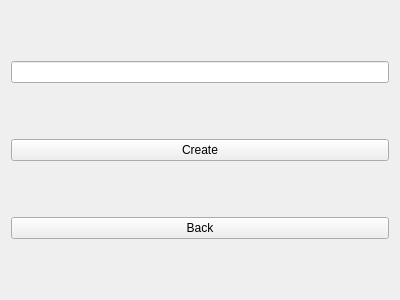
MehmetHY/MilitaryOutpostManagement-Qt5, file Views/createrankview.ui: the form before one commit.
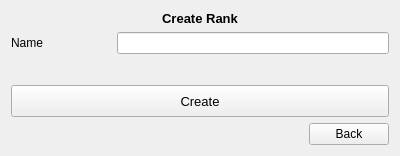
The form after the commit.

Commit message: rearranged create rank ui

```diff
--- a/Views/createrankview.ui
+++ b/Views/createrankview.ui
@@ -7,29 +7,124 @@
     <x>0</x>
     <y>0</y>
     <width>400</width>
-    <height>300</height>
+    <height>156</height>
    </rect>
   </property>
   <property name="windowTitle">
    <string>Form</string>
   </property>
-  <layout class="QGridLayout" name="gridLayout">
-   <item row="0" column="0">
-    <widget class="QLineEdit" name="lineEdit"/>
+  <layout class="QVBoxLayout" name="verticalLayout">
+   <item>
+    <widget class="QLabel" name="label_7">
+     <property name="sizePolicy">
+      <sizepolicy hsizetype="Preferred" vsizetype="Fixed">
+       <horstretch>0</horstretch>
+       <verstretch>0</verstretch>
+      </sizepolicy>
+     </property>
+     <property name="font">
+      <font>
+       <pointsize>10</pointsize>
+       <weight>75</weight>
+       <bold>true</bold>
+      </font>
+     </property>
+     <property name="text">
+      <string>Create Rank</string>
+     </property>
+     <property name="alignment">
+      <set>Qt::AlignCenter</set>
+     </property>
+    </widget>
    </item>
-   <item row="1" column="0">
+   <item>
+    <layout class="QHBoxLayout" name="horizontalLayout">
+     <item>
+      <widget class="QLabel" name="label">
+       <property name="minimumSize">
+        <size>
+         <width>100</width>
+         <height>0</height>
+        </size>
+       </property>
+       <property name="text">
+        <string>Name</string>
+       </property>
+      </widget>
+     </item>
+     <item>
+      <widget class="QLineEdit" name="lineEdit"/>
+     </item>
+    </layout>
+   </item>
+   <item>
+    <spacer name="verticalSpacer">
+     <property name="orientation">
+      <enum>Qt::Vertical</enum>
+     </property>
+     <property name="sizeHint" stdset="0">
+      <size>
+       <width>20</width>
+       <height>40</height>
+      </size>
+     </property>
+    </spacer>
+   </item>
+   <item>
     <widget class="QPushButton" name="createButton">
+     <property name="sizePolicy">
+      <sizepolicy hsizetype="Preferred" vsizetype="Fixed">
+       <horstretch>0</horstretch>
+       <verstretch>0</verstretch>
+      </sizepolicy>
+     </property>
+     <property name="minimumSize">
+      <size>
+       <width>0</width>
+       <height>32</height>
+      </size>
+     </property>
+     <property name="font">
+      <font>
+       <pointsize>10</pointsize>
+       <weight>50</weight>
+       <bold>false</bold>
+      </font>
+     </property>
+     <property name="cursor">
+      <cursorShape>PointingHandCursor</cursorShape>
+     </property>
      <property name="text">
       <string>Create</string>
      </property>
     </widget>
    </item>
-   <item row="2" column="0">
-    <widget class="QPushButton" name="backButton">
-     <property name="text">
-      <string>Back</string>
-     </property>
-    </widget>
+   <item>
+    <layout class="QHBoxLayout" name="horizontalLayout_2">
+     <item>
+      <spacer name="horizontalSpacer">
+       <property name="orientation">
+        <enum>Qt::Horizontal</enum>
+       </property>
+       <property name="sizeHint" stdset="0">
+        <size>
+         <width>40</width>
+         <height>20</height>
+        </size>
+       </property>
+      </spacer>
+     </item>
+     <item>
+      <widget class="QPushButton" name="backButton">
+       <property name="cursor">
+        <cursorShape>PointingHandCursor</cursorShape>
+       </property>
+       <property name="text">
+        <string>Back</string>
+       </property>
+      </widget>
+     </item>
+    </layout>
    </item>
   </layout>
  </widget>
```
